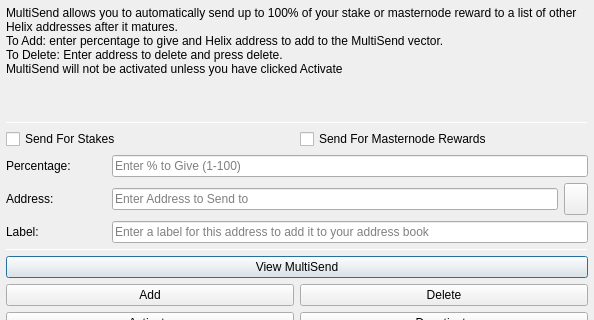
Old version of the form src/qt/forms/multisenddialog.ui in the repository noodlespan/helix; both pictures show x 0 to 594 and y 0 to 320 of the 594 by 526 pixel window.
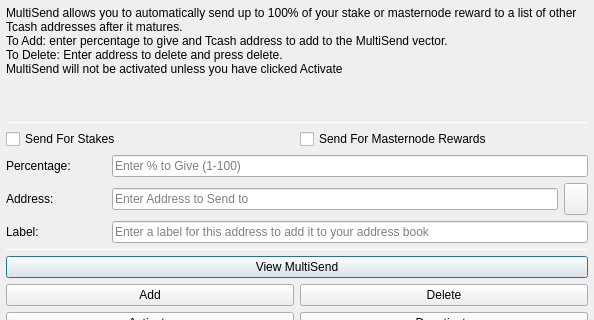
New version of the form. Icons and pictures are not drawn.

What changed in the file:
```diff
--- a/src/qt/forms/multisenddialog.ui
+++ b/src/qt/forms/multisenddialog.ui
@@ -37,8 +37,8 @@
         <number>1</number>
        </property>
        <property name="text">
-        <string>MultiSend allows you to automatically send up to 100% of your stake or masternode reward to a list of other Helix addresses after it matures.
-To Add: enter percentage to give and Helix address to add to the MultiSend vector.
+        <string>MultiSend allows you to automatically send up to 100% of your stake or masternode reward to a list of other Tcash addresses after it matures.
+To Add: enter percentage to give and Tcash address to add to the MultiSend vector.
 To Delete: Enter address to delete and press delete.
 MultiSend will not be activated unless you have clicked Activate</string>
        </property>
```
Left out of the diff: 4 changed lines with no effect on the pictures.
